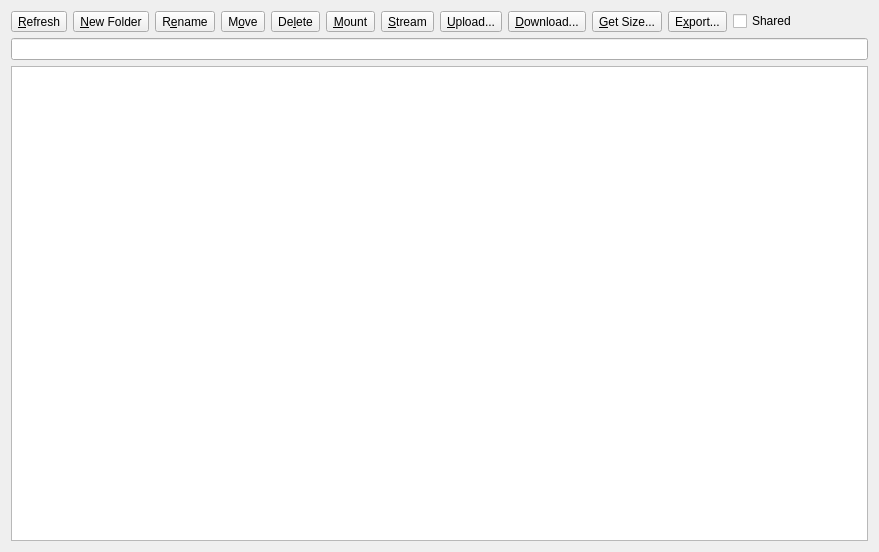
The window that src/remote_widget.ui (SysAdminDoc/RcloneBrowserNG) describes before a commit, drawn with Qt 5.
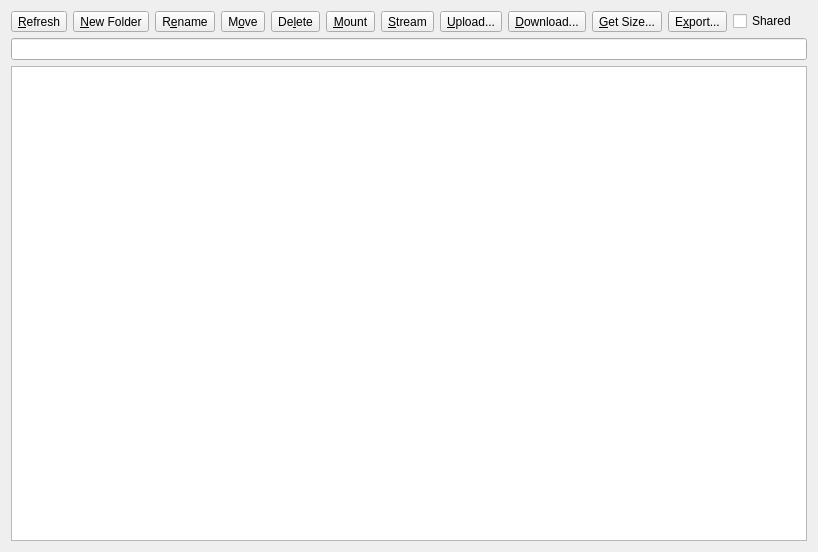
The same window after the commit.

Diff of the .ui file:
```diff
--- a/src/remote_widget.ui
+++ b/src/remote_widget.ui
@@ -6,7 +6,7 @@
    <rect>
     <x>0</x>
     <y>0</y>
-    <width>879</width>
+    <width>756</width>
     <height>552</height>
    </rect>
   </property>
@@ -176,9 +176,12 @@
             <property name="orientation">
              <enum>Qt::Horizontal</enum>
             </property>
+            <property name="sizeType">
+             <enum>QSizePolicy::Minimum</enum>
+            </property>
             <property name="sizeHint" stdset="0">
              <size>
-              <width>40</width>
+              <width>10</width>
               <height>20</height>
              </size>
             </property>
```
